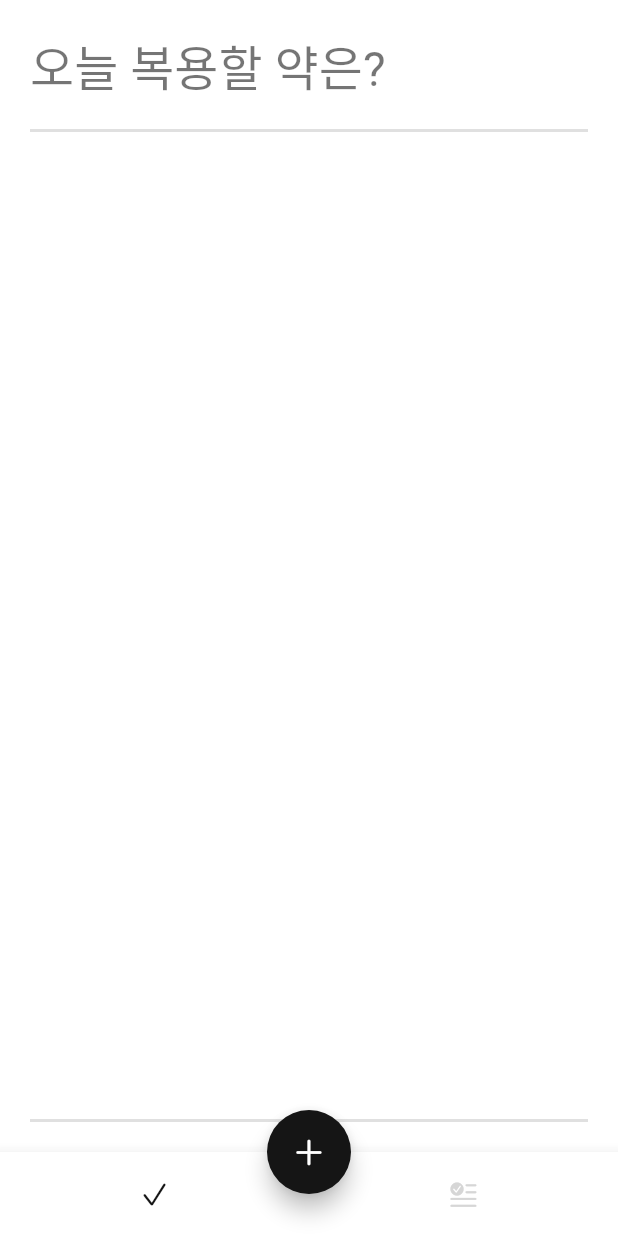
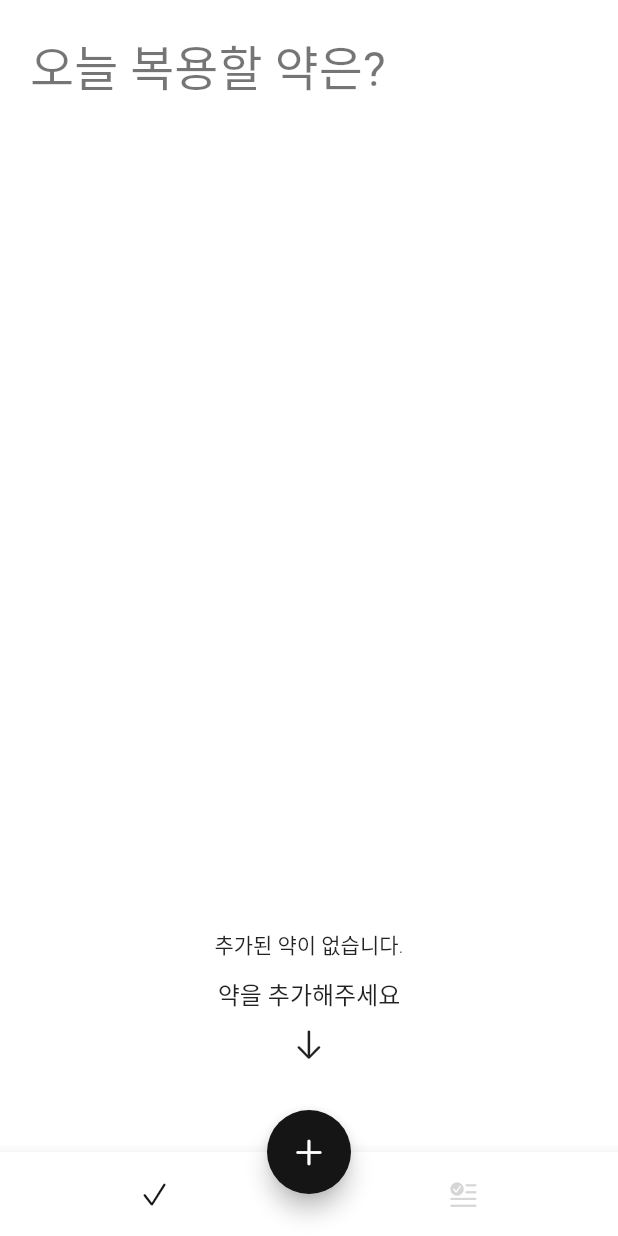
Before and after one commit to adbr-dev/dory, a Flutter app: the screen it shows after launch, on a phone screen of 412 x 824 dp. Run offline on Flutter 3.47's test engine with Material 2 defaults, Android fonts, the phone set to English and light mode, and no system bars; our stand-ins replace flutter_local_notifications, flutter_native_timezone, hive, hive_flutter, image_picker, permission_handler and 1 more; accounts and stored records are empty; Roboto replaces fonts that are missing (GmarketSansTTF).

Commit message:
feat: add empty screen

```diff
--- /dev/null
+++ b/lib/pages/today/today_empty_widget.dart
@@ -0,0 +1,25 @@
+import 'package:dory/components/dory_constants.dart';
+import 'package:flutter/cupertino.dart';
+import 'package:flutter/material.dart';
+
+class TodayEmpty extends StatelessWidget {
+  const TodayEmpty({Key? key}) : super(key: key);
+
+  @override
+  Widget build(BuildContext context) {
+    return Column(
+      mainAxisAlignment: MainAxisAlignment.end,
+      children: [
+        const Center(child: Text('추가된 약이 없습니다.')),
+        const SizedBox(height: smallSpace),
+        Text(
+          '약을 추가해주세요',
+          style: Theme.of(context).textTheme.subtitle1,
+        ),
+        const SizedBox(height: smallSpace),
+        const Icon(CupertinoIcons.arrow_down),
+        const SizedBox(height: largeSpace),
+      ],
+    );
+  }
+}
--- a/lib/pages/today/today_page.dart
+++ b/lib/pages/today/today_page.dart
@@ -4,6 +4,7 @@
 import 'package:dory/components/dory_page_route.dart';
 import 'package:dory/main.dart';
 import 'package:dory/models/medicine_alarm.dart';
+import 'package:dory/pages/today/today_empty_widget.dart';
 import 'package:flutter/cupertino.dart';
 import 'package:flutter/material.dart';
 import 'package:hive_flutter/hive_flutter.dart';
@@ -23,14 +24,12 @@
           style: Theme.of(context).textTheme.headline4,
         ),
         const SizedBox(height: regularSpace),
-        const Divider(height: 1, thickness: 2.0),
         Expanded(
           child: ValueListenableBuilder(
             valueListenable: medicineRepository.medicineBox.listenable(),
             builder: _builderMedicineListView,
           ),
         ),
-        const Divider(height: 1, thickness: 2.0),
       ],
     );
   }
@@ -38,6 +37,10 @@
   Widget _builderMedicineListView(context, Box<Medicine> box, _) {
     final medicines = box.values.toList();
     final medicineAlarms = <MedicineAlarm>[];
+
+    if (medicines.isEmpty) {
+      return const TodayEmpty();
+    }
 
     for (var medicine in medicines) {
       for (var alarm in medicine.alarms) {
@@ -51,7 +54,11 @@
       }
     }
 
-    return ListView.separated(
+    return Column(
+      children: [
+        const Divider(height: 1, thickness: 1.0),
+        Expanded(
+          child: ListView.separated(
             padding: const EdgeInsets.symmetric(vertical: smallSpace),
             itemCount: medicineAlarms.length,
             itemBuilder: (context, index) {
@@ -64,6 +71,10 @@
                 height: regularSpace,
               );
             },
+          ),
+        ),
+        const Divider(height: 1, thickness: 1.0),
+      ],
     );
   }
 }
```
Lines whose indentation alone changed are shown as unchanged.
